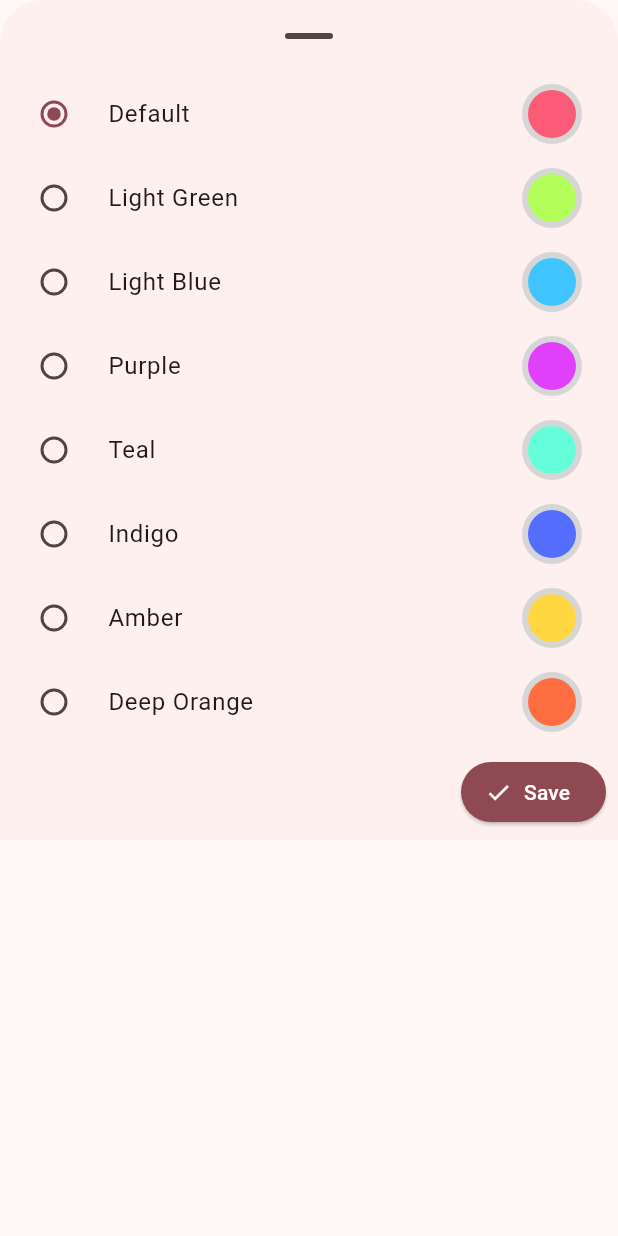
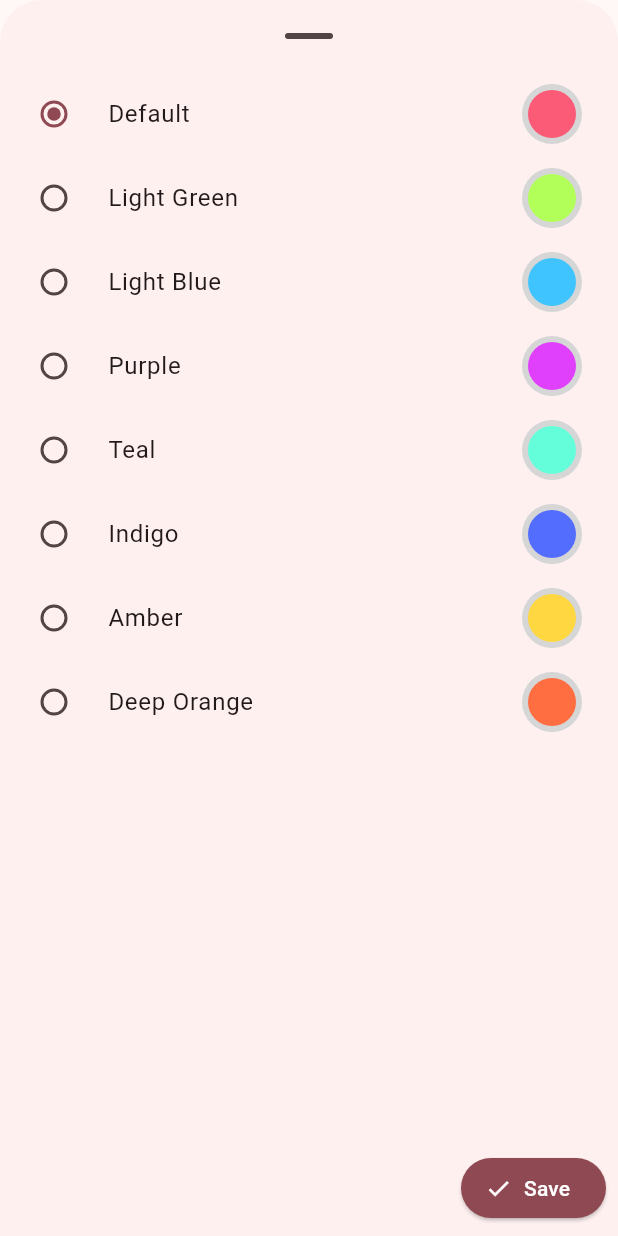
Before and after one commit to samanjhutty/Habit-Tracker, a Flutter app: the MyBottomSheet widget shown alone on an empty page, opened directly, on a phone screen of 412 x 824 dp. Run offline on Flutter 3.47's test engine with Material 3 defaults, Android fonts, the phone set to English and light mode, and no system bars; our stand-ins replace awesome_notifications, cloud_firestore, file_picker, firebase_auth, firebase_core, firebase_storage and 6 more; accounts and stored records are empty.

Commit message:
fix: theme sheet overflow

```diff
--- a/lib/view/widgets/theme_sheet.dart
+++ b/lib/view/widgets/theme_sheet.dart
@@ -31,7 +31,9 @@ class _MyBottomSheetState extends State<MyBottomSheet>
       showDragHandle: true,
       onClosing: () {},
       builder: (context) => Column(
-        mainAxisSize: MainAxisSize.min,
+        children: [
+          Flexible(
+            child: ListView(
               children: [
                 RadioListTile(
                   value: const Color(0xFFFB5B76),
@@ -225,6 +227,9 @@ class _MyBottomSheetState extends State<MyBottomSheet>
                     ],
                   ),
                 ),
+              ],
+            ),
+          ),
           Padding(
             padding: const EdgeInsets.all(8),
             child: Row(
--- a/pubspec.yaml
+++ b/pubspec.yaml
@@ -16,7 +16,7 @@ publish_to: 'none' # Remove this line if you wish to publish to pub.dev
 # https://developer.apple.com/library/archive/documentation/General/Reference/InfoPlistKeyReference/Articles/CoreFoundationKeys.html
 # In Windows, build-name is used as the major, minor, and patch parts
 # of the product and file versions while build-number is used as the build suffix.
-version: 1.0.1+1
+version: 1.0.2+1
 
 environment:
   sdk: '>=3.2.3 <4.0.0'
```
Lines whose indentation alone changed are shown as unchanged.
